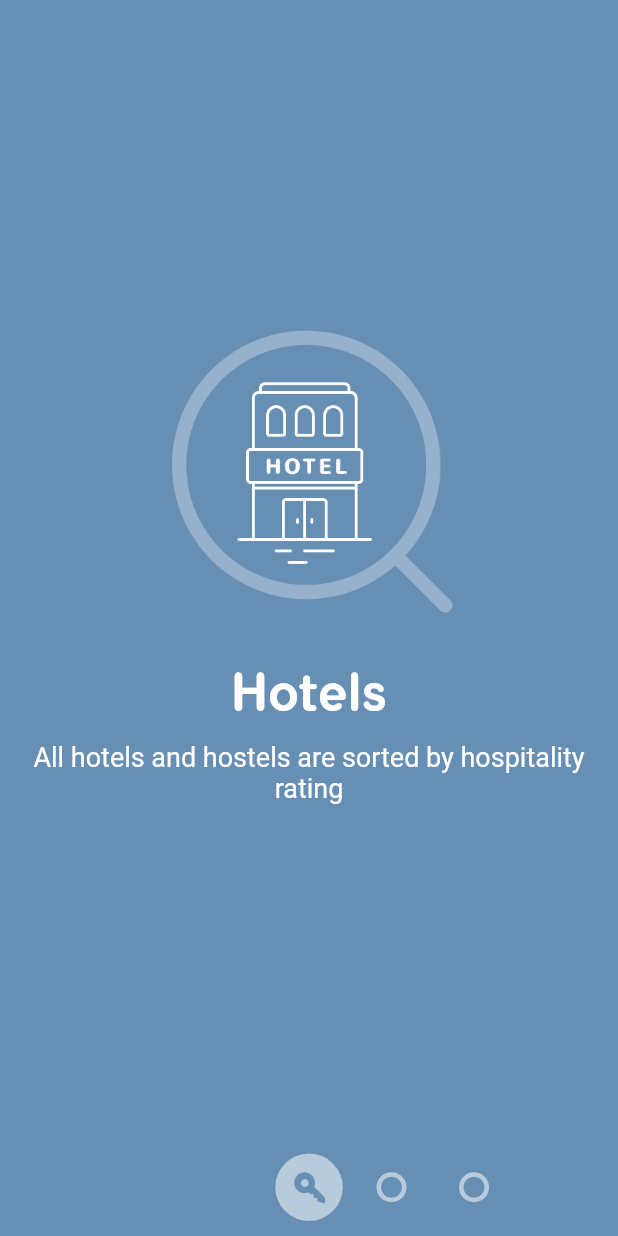
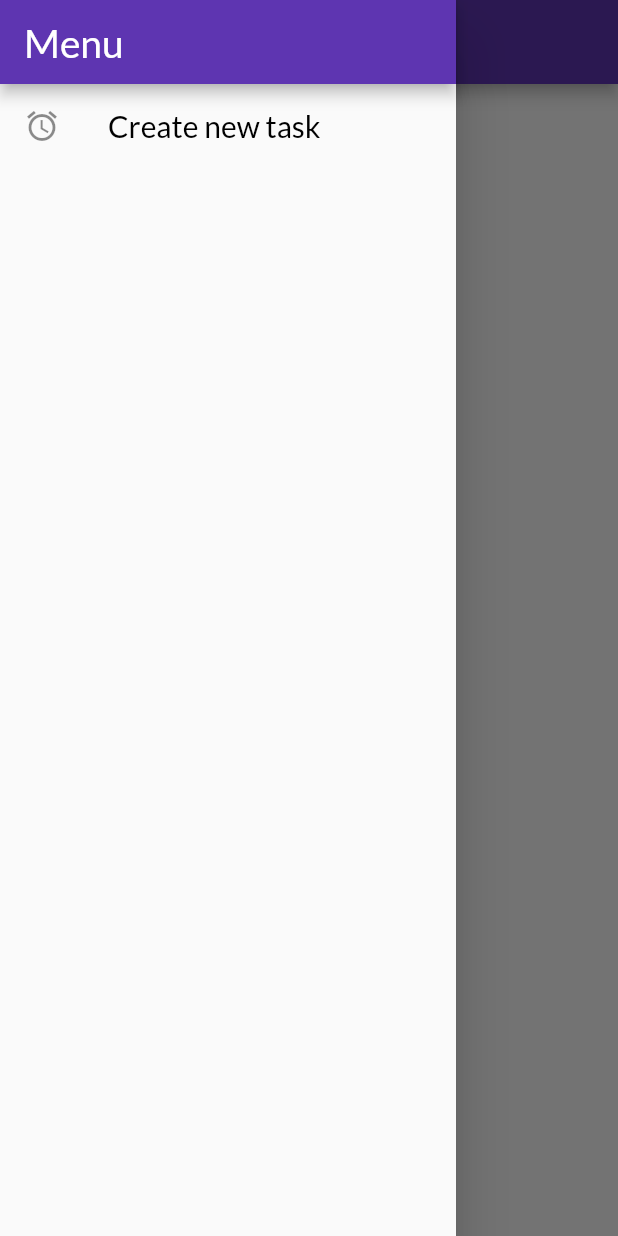
Before and after one commit to thekill8593/pagerevealflutter, a Flutter app: the screen it shows after launch, with the side drawer open (before the commit the screen has no drawer), on a phone screen of 412 x 824 dp. Run offline on Flutter 3.47's test engine with Material 2 defaults, Android fonts, the phone set to English and light mode, and no system bars.

Commit message:
create new todo-page

```diff
--- a/lib/main.dart
+++ b/lib/main.dart
@@ -5,22 +5,33 @@ import 'package:page_reveal/page_dragger.dart';
 import 'package:page_reveal/page_reveal.dart';
 import 'package:page_reveal/pager_indicator.dart';
 import 'package:page_reveal/pages.dart';
+import 'package:page_reveal/pages/create-task.dart';
+import 'package:page_reveal/pages/todo-list.dart';
 
 void main() => runApp(MyApp());
 
-class MyApp extends StatelessWidget {
+class MyApp extends StatefulWidget {
+  @override
+  _MyAppState createState() => _MyAppState();
+}
+
+class _MyAppState extends State<MyApp> {
   @override
   Widget build(BuildContext context) {
     return MaterialApp(
-        title: 'Page Reveal',
-        theme: ThemeData(
-          primarySwatch: Colors.blue,
-        ),
-        home: MyHomePage());
+      theme: ThemeData(
+          primaryColor: Colors.deepPurple[600],
+          accentColor: Colors.deepPurple[600]),
+      routes: {
+        '/': (BuildContext context) => TodoList(),
+        '/createtask': (BuildContext context) => CreateTask()
+      },
+      //home: TodoList(),
+    );
   }
 }
 
-class MyHomePage extends StatefulWidget {
+/*class MyHomePage extends StatefulWidget {
   @override
   _MyHomePageState createState() => _MyHomePageState();
 }
@@ -111,3 +122,4 @@ class _MyHomePageState extends State<MyHomePage> with TickerProviderStateMixin {
     ));
   }
 }
+*/
--- /dev/null
+++ b/lib/pages/todo-list.dart
@@ -0,0 +1,77 @@
+import 'package:flutter/material.dart';
+import 'package:page_reveal/widgets/custom-text.dart';
+
+class TodoList extends StatefulWidget {
+  @override
+  _TodoListState createState() => _TodoListState();
+}
+
+class _TodoListState extends State<TodoList> {
+  Widget _buildSideDrawer(BuildContext context) {
+    return Drawer(
+      child: Column(
+        children: <Widget>[
+          AppBar(
+            automaticallyImplyLeading: false,
+            title: CustomText(
+              text: "Menu",
+              fontSize: 26.0,
+            ),
+          ),
+          ListTile(
+            leading: Icon(Icons.access_alarm),
+            title: CustomText(
+              text: "Create new task",
+              color: Colors.black,
+            ),
+            onTap: () {
+              //Navigator.pushNamed(context, "/createtask");
+              Navigator.popAndPushNamed(context, "/createtask");
+              //Navigator.pushReplacementNamed(context, "/createtask");
+            },
+          )
+        ],
+      ),
+    );
+  }
+
+  @override
+  Widget build(BuildContext context) {
+    return DefaultTabController(
+      length: 1,
+      child: Scaffold(
+          drawer: _buildSideDrawer(context),
+          appBar: AppBar(
+            title: CustomText(
+              text: "Dashboard",
+              fontSize: 24.0,
+            ),
+          )),
+    );
+  }
+}
+
+/*
+
+Widget _buildSideDrawer(BuildContext context) {
+    return Drawer(
+      child: Column(
+        children: <Widget>[
+          AppBar(
+            automaticallyImplyLeading: false,
+            title: Text('Choose'),
+          ),
+          ListTile(
+            leading: Icon(Icons.shop),
+            title: Text('All Products'),
+            onTap: () {
+              Navigator.pushReplacementNamed(context, '/');
+            },
+          ),
+          Divider(),
+          LogoutListTile()
+        ],
+      ),
+    );
+  }
+*/
--- /dev/null
+++ b/lib/widgets/custom-text.dart
@@ -0,0 +1,28 @@
+import 'package:flutter/material.dart';
+
+class CustomText extends StatelessWidget {
+  final String text;
+  final String fontFamily;
+  final Color color;
+  final double fontSize;
+  final FontWeight fontWeight;
+
+  CustomText(
+      {@required this.text,
+      this.fontFamily = "LatoRegular",
+      this.color = Colors.white,
+      this.fontSize = 20.0,
+      this.fontWeight = FontWeight.w400});
+
+  @override
+  Widget build(BuildContext context) {
+    return Text(
+      text,
+      style: TextStyle(
+          fontFamily: fontFamily,
+          color: color,
+          fontSize: fontSize,
+          fontWeight: fontWeight),
+    );
+  }
+}
--- a/pubspec.yaml
+++ b/pubspec.yaml
@@ -19,6 +19,7 @@ dependencies:
   # The following adds the Cupertino Icons font to your application.
   # Use with the CupertinoIcons class for iOS style icons.
   cupertino_icons: ^0.1.2
+  intl: ^0.15.7
 
 dev_dependencies:
   flutter_test:
@@ -61,6 +62,9 @@ flutter:
     - family: RomaItalic
       fonts:
         - asset: assets/fonts/Flamante-Roma-MediumItalic.ttf
+    - family: LatoRegular
+      fonts:
+        - asset: assets/fonts/Lato-Regular.ttf
   #       - asset: fonts/TrajanPro_Bold.ttf
   #         weight: 700
   #
```
Also changed, not shown: lib/pages/create-task.dart (added, +125 -0 lines), lib/widgets/custom-radio.dart (added, +39 -0 lines), lib/widgets/custom-textfield.dart (added, +77 -0 lines), lib/widgets/datepicker.dart (added, +132 -0 lines), assets/fonts/Lato-Regular.ttf (added).
